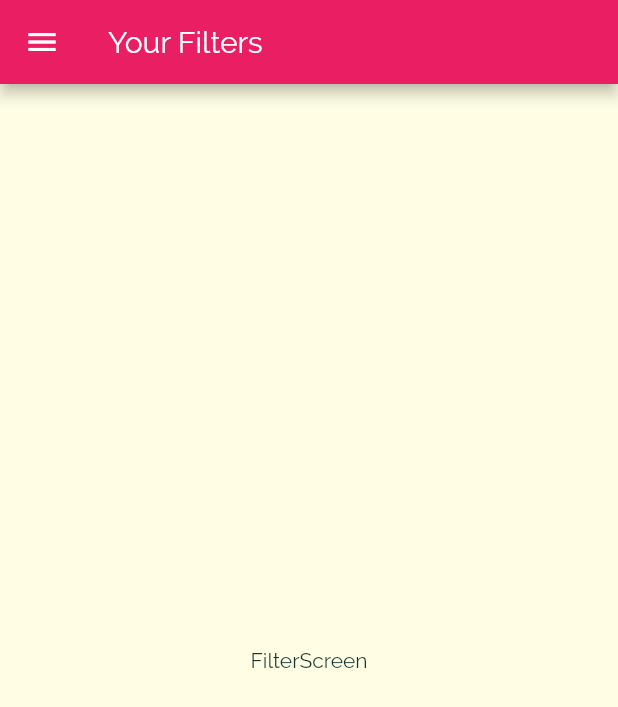
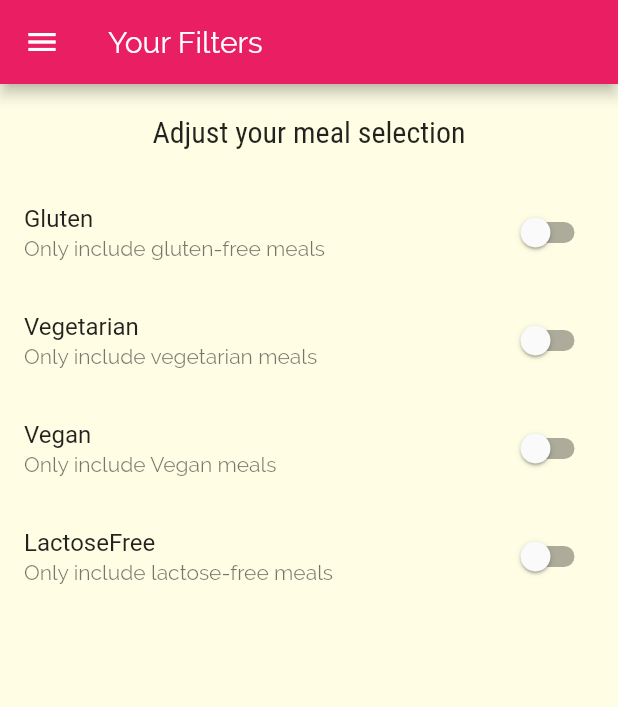
Before and after one commit to kittichanr/flutter_meal_app, a Flutter app: the FiltersScreen screen opened by its route, on a phone screen of 412 x 824 dp. Shown: the top 707 px of the screen. Run offline on Flutter 3.47's test engine with Material 2 defaults, Android fonts, the phone set to English and light mode, and no system bars.

Commit message:
add switch list tile

```diff
--- a/lib/screens/filters_screen.dart
+++ b/lib/screens/filters_screen.dart
@@ -1,8 +1,28 @@
 import 'package:flutter/material.dart';
 import '../widgets/main_drawer.dart';
 
-class FiltersScreen extends StatelessWidget {
+class FiltersScreen extends StatefulWidget {
   static const routeName = '/filters';
+
+  @override
+  _FiltersScreenState createState() => _FiltersScreenState();
+}
+
+class _FiltersScreenState extends State<FiltersScreen> {
+  var _glutenFree = false;
+  var _vegetarian = false;
+  var _vegan = false;
+  var _lactoseFree = false;
+
+  Widget _buildSwitchListTile(String title, String desscription,
+      bool currentValue, Function updateValue) {
+    return SwitchListTile(
+        title: Text(title),
+        subtitle: Text(desscription),
+        value: currentValue,
+        onChanged: updateValue);
+  }
+
   @override
   Widget build(BuildContext context) {
     return Scaffold(
@@ -10,8 +30,38 @@ class FiltersScreen extends StatelessWidget {
         title: Text('Your Filters'),
       ),
       drawer: MainDrawer(),
-      body: Center(
-        child: Text('FilterScreen'),
+      body: Column(
+        children: [
+          Container(
+            padding: EdgeInsets.all(20),
+            child: Text(
+              'Adjust your meal selection',
+              style: Theme.of(context).textTheme.headline6,
+            ),
+          ),
+          Expanded(
+              child: ListView(
+            children: [
+              _buildSwitchListTile(
+                  'Gluten',
+                  'Only include gluten-free meals',
+                  _glutenFree,
+                  (newValue) => setState(() => _glutenFree = newValue)),
+              _buildSwitchListTile(
+                  'Vegetarian',
+                  'Only include vegetarian meals',
+                  _vegetarian,
+                  (newValue) => setState(() => _vegetarian = newValue)),
+              _buildSwitchListTile('Vegan', 'Only include Vegan meals', _vegan,
+                  (newValue) => setState(() => _vegan = newValue)),
+              _buildSwitchListTile(
+                  'LactoseFree',
+                  'Only include lactose-free meals',
+                  _lactoseFree,
+                  (newValue) => setState(() => _lactoseFree = newValue)),
+            ],
+          ))
+        ],
       ),
     );
   }
```
